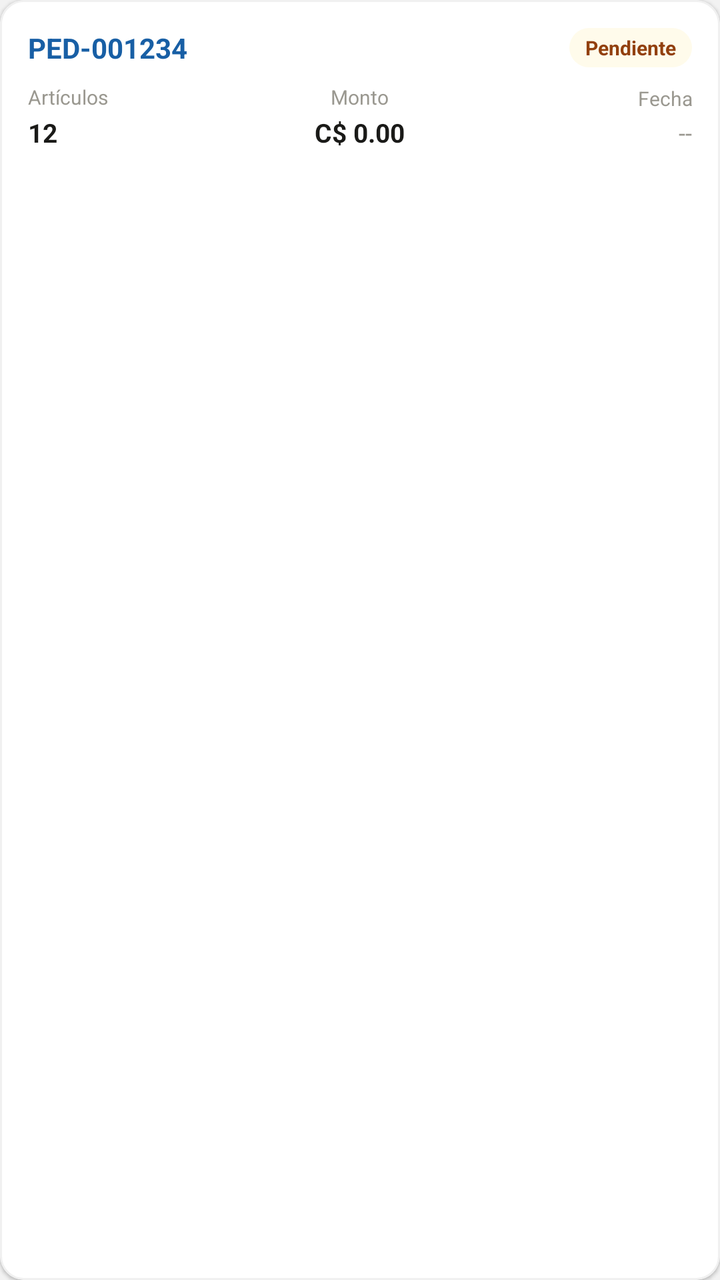
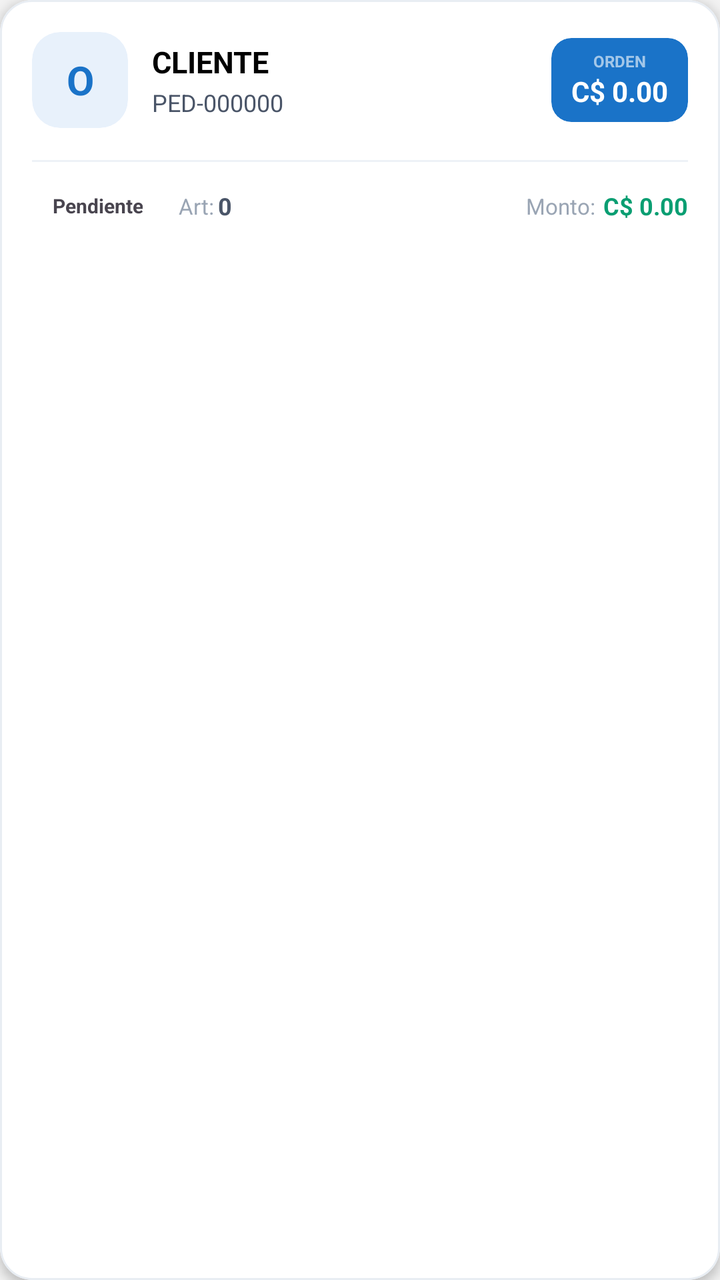

Screens rendered from an Android XML layout before and after an edit, with the pre-edit source and the edit as a unified diff.
<!-- AndroidManifest.xml: application theme Theme.GMV -->
<!-- res/layout/item_orden_cliente.xml -->
<?xml version="1.0" encoding="utf-8"?>
<com.google.android.material.card.MaterialCardView
    xmlns:android="http://schemas.android.com/apk/res/android"
    xmlns:app="http://schemas.android.com/apk/res-auto"
    android:layout_width="match_parent"
    android:layout_height="wrap_content"
    android:layout_marginStart="16dp"
    android:layout_marginEnd="16dp"
    android:layout_marginBottom="8dp"
    app:cardBackgroundColor="@android:color/white"
    app:cardCornerRadius="12dp"
    app:cardElevation="1dp"
    app:strokeColor="#F0F0F0"
    app:strokeWidth="1dp">

    <LinearLayout
        android:layout_width="match_parent"
        android:layout_height="wrap_content"
        android:orientation="vertical"
        android:padding="14dp">

        <LinearLayout
            android:layout_width="match_parent"
            android:layout_height="wrap_content"
            android:gravity="center_vertical"
            android:orientation="horizontal">

            <TextView
                android:layout_width="0dp"
                android:layout_height="wrap_content"
                android:layout_weight="1"
                android:text="PED-001234"
                android:textColor="#185FA5"
                android:textSize="14sp"
                android:textStyle="bold" />

            <TextView
                android:id="@+id/tv_estado"
                android:layout_width="wrap_content"
                android:layout_height="wrap_content"
                android:background="@drawable/bg_badge_amber"
                android:paddingStart="8dp"
                android:paddingEnd="8dp"
                android:paddingTop="3dp"
                android:paddingBottom="3dp"
                android:text="Pendiente"
                android:textColor="#92400E"
                android:textSize="10sp"
                android:textStyle="bold" />
        </LinearLayout>

        <LinearLayout
            android:layout_width="match_parent"
            android:layout_height="wrap_content"
            android:layout_marginTop="8dp"
            android:gravity="center_vertical"
            android:orientation="horizontal">

            <LinearLayout
                android:layout_width="0dp"
                android:layout_height="wrap_content"
                android:layout_weight="1"
                android:orientation="vertical">

                <TextView
                    android:layout_width="wrap_content"
                    android:layout_height="wrap_content"
                    android:text="Artículos"
                    android:textColor="#9A9890"
                    android:textSize="10sp" />

                <TextView
                    android:id="@+id/tv_articulos"
                    android:layout_width="wrap_content"
                    android:layout_height="wrap_content"
                    android:layout_marginTop="2dp"
                    android:text="12"
                    android:textColor="#1A1A18"
                    android:textSize="13sp"
                    android:textStyle="bold" />
            </LinearLayout>

            <LinearLayout
                android:layout_width="0dp"
                android:layout_height="wrap_content"
                android:layout_weight="1"
                android:gravity="center"
                android:orientation="vertical">

                <TextView
                    android:layout_width="wrap_content"
                    android:layout_height="wrap_content"
                    android:text="Monto"
                    android:textColor="#9A9890"
                    android:textSize="10sp"
                    android:gravity="center" />

                <TextView
                    android:id="@+id/tv_monto"
                    android:layout_width="wrap_content"
                    android:layout_height="wrap_content"
                    android:layout_marginTop="2dp"
                    android:text="C$ 0.00"
                    android:textColor="#1A1A18"
                    android:textSize="13sp"
                    android:textStyle="bold"
                    android:gravity="center" />
            </LinearLayout>

            <LinearLayout
                android:layout_width="0dp"
                android:layout_height="wrap_content"
                android:layout_weight="1"
                android:orientation="vertical"
                android:gravity="end">

                <TextView
                    android:layout_width="wrap_content"
                    android:layout_height="wrap_content"
                    android:text="Fecha"
                    android:textColor="#9A9890"
                    android:textSize="10sp"
                    android:textAlignment="textEnd" />

                <TextView
                    android:id="@+id/tv_fecha"
                    android:layout_width="wrap_content"
                    android:layout_height="wrap_content"
                    android:layout_marginTop="2dp"
                    android:text="--"
                    android:textColor="#9A9890"
                    android:textSize="12sp"
                    android:textAlignment="textEnd" />
            </LinearLayout>
        </LinearLayout>
    </LinearLayout>
</com.google.android.material.card.MaterialCardView>
<!-- resources referenced by this layout -->
<resources>
  <!-- drawable bg_badge_amber (drawable) -->
  <?xml version="1.0" encoding="utf-8"?>
  <shape xmlns:android="http://schemas.android.com/apk/res/android"
      android:shape="rectangle">
      <solid android:color="#FFFBEB" />
      <corners android:radius="20dp" />
  </shape>
  <style name="Theme.GMV" parent="Base.Theme.GMV" />
  <color name="primary">#337AB7</color>
  <color name="on_primary">#FFFFFF</color>
  <color name="primary_container">#D6E4F0</color>
  <color name="on_primary_container">#1A3A5C</color>
  <color name="secondary">#3A539B</color>
  <color name="on_secondary">#FFFFFF</color>
  <color name="secondary_container">#D6DCE8</color>
  <color name="on_secondary_container">#1C2A5C</color>
  <color name="tertiary">#7E57C2</color>
  <color name="on_tertiary">#FFFFFF</color>
  <color name="tertiary_container">#EDE7F6</color>
  <color name="on_tertiary_container">#311B92</color>
  <color name="error">#EF5350</color>
  <color name="on_error">#FFFFFF</color>
  <color name="error_container">#FFEBEE</color>
  <color name="on_error_container">#B71C1C</color>
  <color name="background">#F2F2F2</color>
  <color name="on_background">#000000</color>
  <color name="surface">#E7E7E7</color>
  <color name="on_surface">#000000</color>
  <color name="surface_variant">#D4D4D4</color>
  <color name="on_surface_variant">#535353</color>
  <color name="outline">#B0BEC5</color>
  <color name="outline_variant">#CFD8DC</color>
  <style name="TextAppearance.M3.DisplayMedium">
          <item name="android:textSize">45sp</item>
          <item name="android:letterSpacing">0</item>
          <item name="android:lineHeight">52sp</item>
          <item name="android:fontFamily">sans-serif</item>
      </style>
  <style name="TextAppearance.M3.DisplaySmall">
          <item name="android:textSize">36sp</item>
          <item name="android:letterSpacing">0</item>
          <item name="android:lineHeight">44sp</item>
          <item name="android:fontFamily">sans-serif</item>
      </style>
  <style name="TextAppearance.M3.HeadlineLarge">
          <item name="android:textSize">32sp</item>
          <item name="android:letterSpacing">0</item>
          <item name="android:lineHeight">40sp</item>
          <item name="android:fontFamily">sans-serif</item>
      </style>
  <style name="TextAppearance.M3.HeadlineSmall">
          <item name="android:textSize">24sp</item>
          <item name="android:letterSpacing">0</item>
          <item name="android:lineHeight">32sp</item>
          <item name="android:fontFamily">sans-serif</item>
      </style>
  <style name="TextAppearance.M3.TitleLarge">
          <item name="android:textSize">22sp</item>
          <item name="android:letterSpacing">0</item>
          <item name="android:lineHeight">28sp</item>
          <item name="android:fontFamily">sans-serif</item>
      </style>
  <style name="TextAppearance.M3.BodyLarge">
          <item name="android:textSize">16sp</item>
          <item name="android:letterSpacing">0.5</item>
          <item name="android:lineHeight">24sp</item>
          <item name="android:fontFamily">sans-serif</item>
      </style>
  <style name="TextAppearance.M3.BodyMedium">
          <item name="android:textSize">14sp</item>
          <item name="android:letterSpacing">0.25</item>
          <item name="android:lineHeight">20sp</item>
          <item name="android:fontFamily">sans-serif</item>
      </style>
  <style name="TextAppearance.M3.BodySmall">
          <item name="android:textSize">12sp</item>
          <item name="android:letterSpacing">0.4</item>
          <item name="android:lineHeight">16sp</item>
          <item name="android:fontFamily">sans-serif</item>
      </style>
  <color name="colorUmkPrimaryDark">#003044</color>
  <!-- unchanged entries left out for length: 8 -->
</resources>

<!-- the commit's change to res/layout/item_orden_cliente.xml (unified diff, before → after) -->
@@ -1,137 +1,176 @@
 <?xml version="1.0" encoding="utf-8"?>
-<com.google.android.material.card.MaterialCardView
-    xmlns:android="http://schemas.android.com/apk/res/android"
+<com.google.android.material.card.MaterialCardView xmlns:android="http://schemas.android.com/apk/res/android"
     xmlns:app="http://schemas.android.com/apk/res-auto"
+    android:id="@+id/cardOrden"
     android:layout_width="match_parent"
     android:layout_height="wrap_content"
-    android:layout_marginStart="16dp"
-    android:layout_marginEnd="16dp"
-    android:layout_marginBottom="8dp"
-    app:cardBackgroundColor="@android:color/white"
-    app:cardCornerRadius="12dp"
-    app:cardElevation="1dp"
-    app:strokeColor="#F0F0F0"
+    android:layout_marginTop="10dp"
+    android:foreground="?attr/selectableItemBackground"
+    app:cardBackgroundColor="@color/card_background"
+    app:cardCornerRadius="16dp"
+    app:cardElevation="3dp"
+    app:strokeColor="@color/card_stroke_new"
     app:strokeWidth="1dp">
 
     <LinearLayout
         android:layout_width="match_parent"
         android:layout_height="wrap_content"
-        android:orientation="vertical"
-        android:padding="14dp">
+        android:orientation="vertical">
 
         <LinearLayout
             android:layout_width="match_parent"
             android:layout_height="wrap_content"
             android:gravity="center_vertical"
-            android:orientation="horizontal">
+            android:orientation="horizontal"
+            android:padding="16dp">
 
-            <TextView
-                android:layout_width="0dp"
-                android:layout_height="wrap_content"
-                android:layout_weight="1"
-                android:text="PED-001234"
-                android:textColor="#185FA5"
-                android:textSize="14sp"
-                android:textStyle="bold" />
+            <com.google.android.material.card.MaterialCardView
+                android:layout_width="48dp"
+                android:layout_height="48dp"
+                app:cardCornerRadius="14dp"
+                app:cardBackgroundColor="@color/brand_primary_light"
+                app:cardElevation="0dp"
+                app:strokeWidth="0dp">
 
-            <TextView
-                android:id="@+id/tv_estado"
-                android:layout_width="wrap_content"
-                android:layout_height="wrap_content"
-                android:background="@drawable/bg_badge_amber"
-                android:paddingStart="8dp"
-                android:paddingEnd="8dp"
-                android:paddingTop="3dp"
-                android:paddingBottom="3dp"
-                android:text="Pendiente"
-                android:textColor="#92400E"
-                android:textSize="10sp"
-                android:textStyle="bold" />
-        </LinearLayout>
-
-        <LinearLayout
-            android:layout_width="match_parent"
-            android:layout_height="wrap_content"
-            android:layout_marginTop="8dp"
-            android:gravity="center_vertical"
-            android:orientation="horizontal">
+                <TextView
+                    android:id="@+id/tvClientInitial"
+                    android:layout_width="match_parent"
+                    android:layout_height="match_parent"
+                    android:gravity="center"
+                    android:text="O"
+                    android:textColor="@color/brand_primary"
+                    android:textSize="20sp"
+                    android:textStyle="bold" />
+            </com.google.android.material.card.MaterialCardView>
 
             <LinearLayout
                 android:layout_width="0dp"
                 android:layout_height="wrap_content"
                 android:layout_weight="1"
+                android:layout_marginStart="12dp"
                 android:orientation="vertical">
 
                 <TextView
+                    android:id="@+id/tvClientName"
                     android:layout_width="wrap_content"
                     android:layout_height="wrap_content"
-                    android:text="Artículos"
-                    android:textColor="#9A9890"
-                    android:textSize="10sp" />
+                    android:text="CLIENTE"
+                    android:textColor="@color/text_primary"
+                    android:textSize="15sp"
+                    android:textStyle="bold"
+                    android:maxLines="2"
+                    android:ellipsize="end" />
 
                 <TextView
-                    android:id="@+id/tv_articulos"
+                    android:id="@+id/tvOrderNumber"
                     android:layout_width="wrap_content"
                     android:layout_height="wrap_content"
                     android:layout_marginTop="2dp"
-                    android:text="12"
-                    android:textColor="#1A1A18"
-                    android:textSize="13sp"
-                    android:textStyle="bold" />
+                    android:text="PED-000000"
+                    android:textColor="@color/text_secondary_new"
+                    android:textSize="12sp" />
             </LinearLayout>
 
-            <LinearLayout
-                android:layout_width="0dp"
+            <com.google.android.material.card.MaterialCardView
+                android:layout_width="wrap_content"
                 android:layout_height="wrap_content"
-                android:layout_weight="1"
-                android:gravity="center"
-                android:orientation="vertical">
+                app:cardBackgroundColor="@color/brand_primary"
+                app:cardCornerRadius="10dp"
+                app:cardElevation="0dp"
+                app:strokeWidth="0dp">
 
-                <TextView
+                <LinearLayout
                     android:layout_width="wrap_content"
                     android:layout_height="wrap_content"
-                    android:text="Monto"
-                    android:textColor="#9A9890"
-                    android:textSize="10sp"
-                    android:gravity="center" />
+                    android:gravity="center"
+                    android:orientation="vertical"
+                    android:paddingHorizontal="10dp"
+                    android:paddingVertical="6dp">
 
-                <TextView
-                    android:id="@+id/tv_monto"
-                    android:layout_width="wrap_content"
-                    android:layout_height="wrap_content"
-                    android:layout_marginTop="2dp"
-                    android:text="C$ 0.00"
-                    android:textColor="#1A1A18"
-                    android:textSize="13sp"
-                    android:textStyle="bold"
-                    android:gravity="center" />
-            </LinearLayout>
+                    <TextView
+                        android:layout_width="wrap_content"
+                        android:layout_height="wrap_content"
+                        android:text="ORDEN"
+                        android:textColor="#99FFFFFF"
+                        android:textSize="8sp"
+                        android:textStyle="bold"
+                        android:textAllCaps="true" />
 
-            <LinearLayout
-                android:layout_width="0dp"
+                    <TextView
+                        android:id="@+id/tvOrderAmount"
+                        android:layout_width="wrap_content"
+                        android:layout_height="wrap_content"
+                        android:text="C$ 0.00"
+                        android:textColor="@android:color/white"
+                        android:textSize="14sp"
+                        android:textStyle="bold" />
+                </LinearLayout>
+            </com.google.android.material.card.MaterialCardView>
+
+        </LinearLayout>
+
+        <View
+            android:layout_width="match_parent"
+            android:layout_height="1dp"
+            android:background="@color/divider_color"
+            android:layout_marginStart="16dp"
+            android:layout_marginEnd="16dp" />
+
+        <LinearLayout
+            android:layout_width="match_parent"
+            android:layout_height="44dp"
+            android:gravity="center_vertical"
+            android:orientation="horizontal"
+            android:paddingHorizontal="16dp">
+
+            <TextView
+                android:id="@+id/tvEstado"
+                android:layout_width="wrap_content"
+                android:layout_height="26dp"
+                android:gravity="center"
+                android:paddingHorizontal="10dp"
+                android:text="Pendiente"
+                android:textSize="10sp"
+                android:textStyle="bold" />
+
+            <TextView
+                android:layout_width="wrap_content"
                 android:layout_height="wrap_content"
-                android:layout_weight="1"
-                android:orientation="vertical"
-                android:gravity="end">
+                android:layout_marginStart="8dp"
+                android:text="Art:"
+                android:textColor="@color/text_hint_new"
+                android:textSize="11sp" />
 
-                <TextView
-                    android:layout_width="wrap_content"
-                    android:layout_height="wrap_content"
-                    android:text="Fecha"
-                    android:textColor="#9A9890"
-                    android:textSize="10sp"
-                    android:textAlignment="textEnd" />
+            <TextView
+                android:id="@+id/tvArticulos"
+                android:layout_width="wrap_content"
+                android:layout_height="wrap_content"
+                android:layout_marginStart="2dp"
+                android:text="0"
+                android:textColor="@color/text_secondary_new"
+                android:textSize="12sp"
+                android:textStyle="bold" />
 
-                <TextView
-                    android:id="@+id/tv_fecha"
-                    android:layout_width="wrap_content"
-                    android:layout_height="wrap_content"
-                    android:layout_marginTop="2dp"
-                    android:text="--"
-                    android:textColor="#9A9890"
-                    android:textSize="12sp"
-                    android:textAlignment="textEnd" />
-            </LinearLayout>
+            <View android:layout_width="0dp" android:layout_height="1dp" android:layout_weight="1" />
+
+            <TextView
+                android:layout_width="wrap_content"
+                android:layout_height="wrap_content"
+                android:text="Monto:"
+                android:textColor="@color/text_hint_new"
+                android:textSize="11sp" />
+
+            <TextView
+                android:id="@+id/tvMonto"
+                android:layout_width="wrap_content"
+                android:layout_height="wrap_content"
+                android:layout_marginStart="4dp"
+                android:text="C$ 0.00"
+                android:textColor="@color/amount_positive"
+                android:textSize="12sp"
+                android:textStyle="bold" />
+
         </LinearLayout>
+
     </LinearLayout>
 </com.google.android.material.card.MaterialCardView>
<!-- resource entries referenced after the edit -->
@@ -1,12 +1,14 @@
 <!-- resources referenced by this layout -->
 <resources>
-  <!-- drawable bg_badge_amber (drawable) -->
-  <?xml version="1.0" encoding="utf-8"?>
-  <shape xmlns:android="http://schemas.android.com/apk/res/android"
-      android:shape="rectangle">
-      <solid android:color="#FFFBEB" />
-      <corners android:radius="20dp" />
-  </shape>
+  <color name="amount_positive">#0A9E72</color>
+  <color name="brand_primary">#1A73C8</color>
+  <color name="brand_primary_light">#E8F1FB</color>
+  <color name="card_background">#FFFFFF</color>
+  <color name="card_stroke_new">#E8EDF3</color>
+  <color name="divider_color">#EEF2F7</color>
+  <color name="text_hint_new">#9AA5B4</color>
+  <color name="text_primary">#000000</color>
+  <color name="text_secondary_new">#4A5568</color>
   <style name="Theme.GMV" parent="Base.Theme.GMV" />
   <color name="primary">#337AB7</color>
   <color name="on_primary">#FFFFFF</color>
